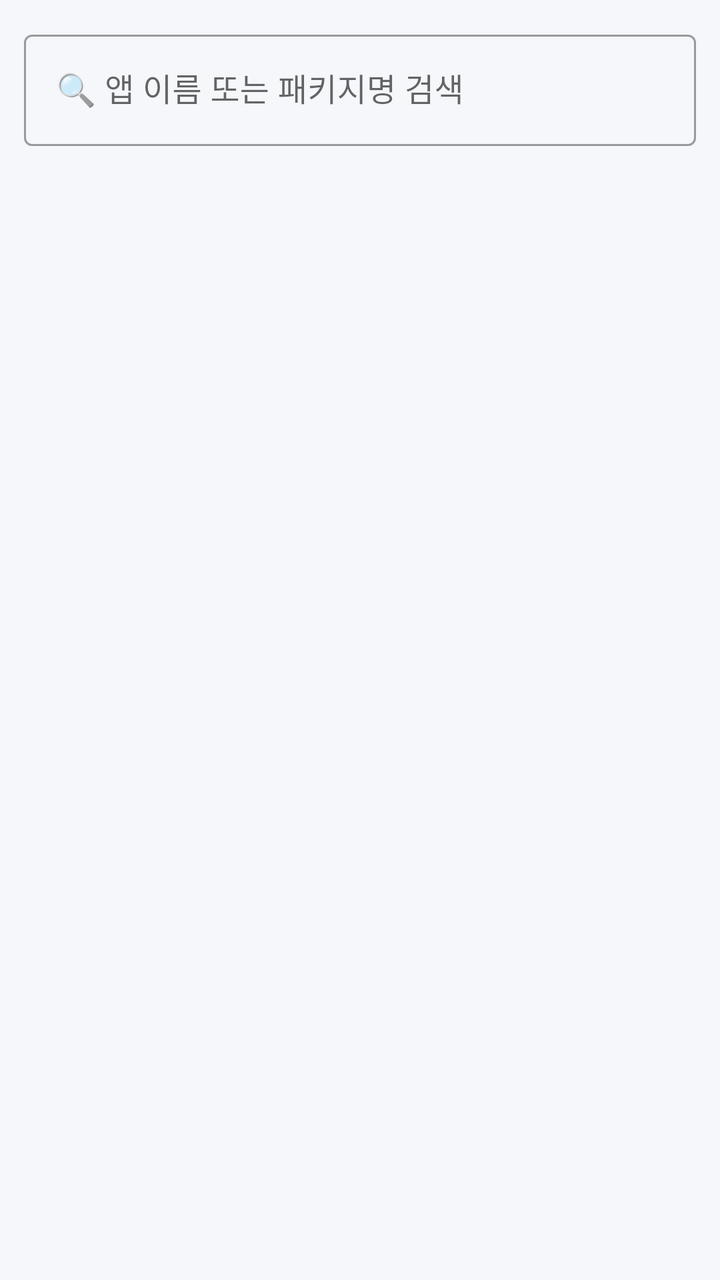
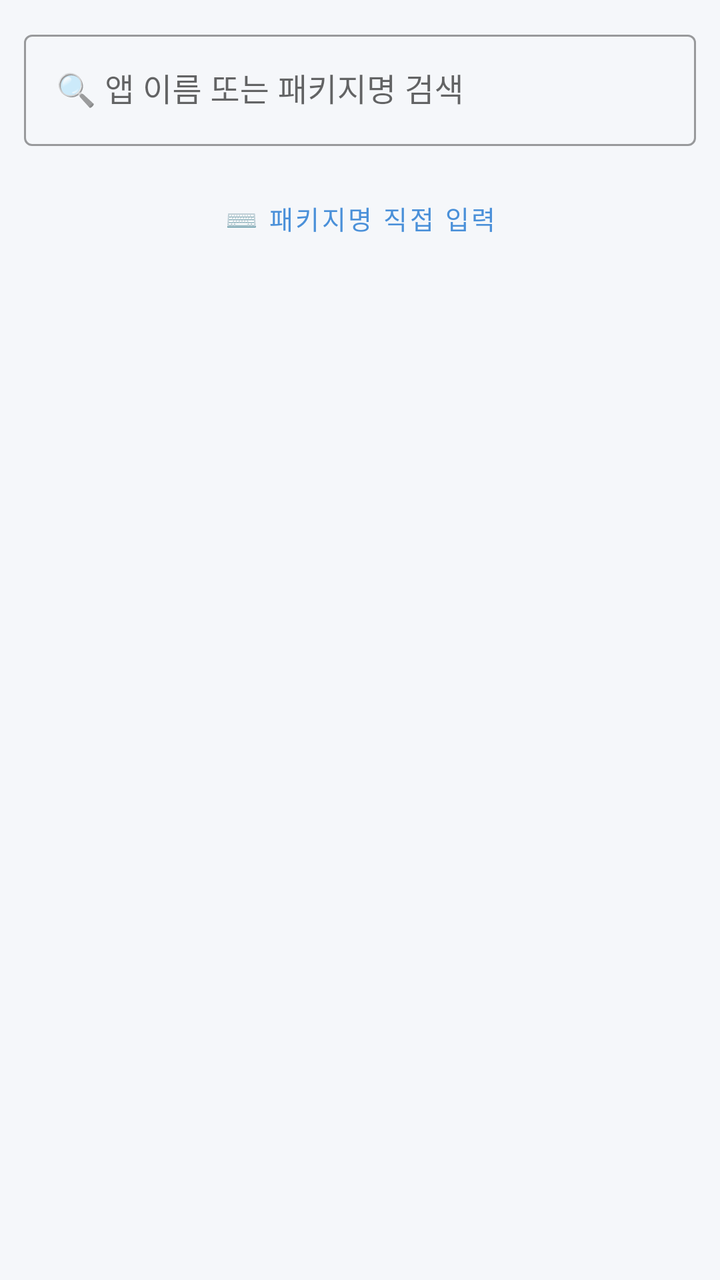

The first picture is an Android layout as it rendered before a commit; the second is the same layout after the commit. The layout source and the unified diff follow.
<!-- AndroidManifest.xml: application theme Theme.AlimjangBot -->
<!-- res/layout/activity_app_picker.xml -->
<?xml version="1.0" encoding="utf-8"?>
<LinearLayout xmlns:android="http://schemas.android.com/apk/res/android"
    android:layout_width="match_parent"
    android:layout_height="match_parent"
    android:orientation="vertical"
    android:background="@color/background">

    
    <com.google.android.material.textfield.TextInputLayout
        android:layout_width="match_parent"
        android:layout_height="wrap_content"
        android:layout_margin="12dp"
        style="@style/Widget.MaterialComponents.TextInputLayout.OutlinedBox">
        <com.google.android.material.textfield.TextInputEditText
            android:id="@+id/etSearch"
            android:layout_width="match_parent"
            android:layout_height="wrap_content"
            android:hint="🔍 앱 이름 또는 패키지명 검색"
            android:inputType="text"
            android:imeOptions="actionSearch" />
    </com.google.android.material.textfield.TextInputLayout>

    
    <ProgressBar
        android:id="@+id/progressBar"
        android:layout_width="wrap_content"
        android:layout_height="wrap_content"
        android:layout_gravity="center_horizontal"
        android:visibility="gone" />

    
    <androidx.recyclerview.widget.RecyclerView
        android:id="@+id/rvApps"
        android:layout_width="match_parent"
        android:layout_height="0dp"
        android:layout_weight="1" />

</LinearLayout>
<!-- resources referenced by this layout -->
<resources>
  <color name="background">#F5F7FA</color>
  <style name="Theme.AlimjangBot" parent="Theme.MaterialComponents.DayNight.NoActionBar">
          <item name="colorPrimary">@color/primary</item>
          <item name="colorPrimaryVariant">@color/primary_dark</item>
          <item name="colorOnPrimary">@color/white</item>
          <item name="colorSecondary">@color/accent</item>
          <item name="colorOnSecondary">@color/white</item>
          <item name="android:statusBarColor">@color/primary_dark</item>
          <item name="android:windowBackground">@color/background</item>
      </style>
  <color name="primary">#4A90D9</color>
  <color name="primary_dark">#2C6FAC</color>
  <color name="white">#FFFFFF</color>
  <color name="accent">#F39C12</color>
</resources>

<!-- the commit's change to res/layout/activity_app_picker.xml (unified diff, before → after) -->
@@ -21,6 +21,17 @@
     </com.google.android.material.textfield.TextInputLayout>
 
     
+    <Button
+        android:id="@+id/btnManualInput"
+        android:layout_width="match_parent"
+        android:layout_height="wrap_content"
+        android:layout_marginHorizontal="12dp"
+        android:layout_marginBottom="8dp"
+        android:text="⌨️ 패키지명 직접 입력"
+        android:textSize="13sp"
+        style="@style/Widget.MaterialComponents.Button.OutlinedButton" />
+
+    
     <ProgressBar
         android:id="@+id/progressBar"
         android:layout_width="wrap_content"
